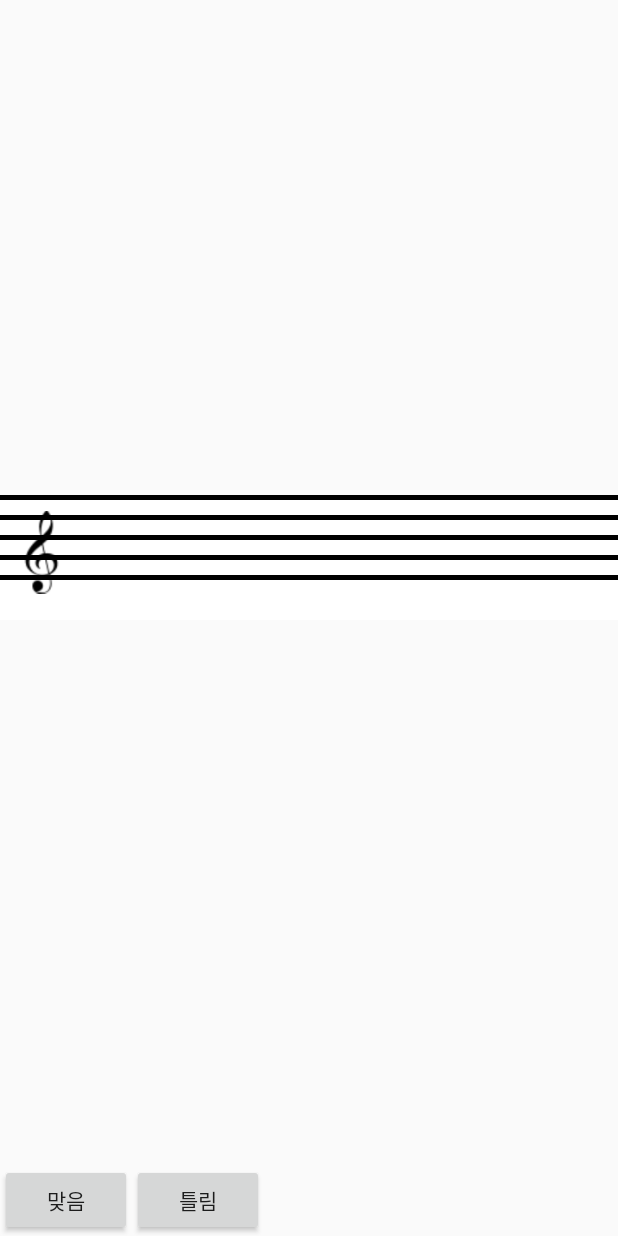
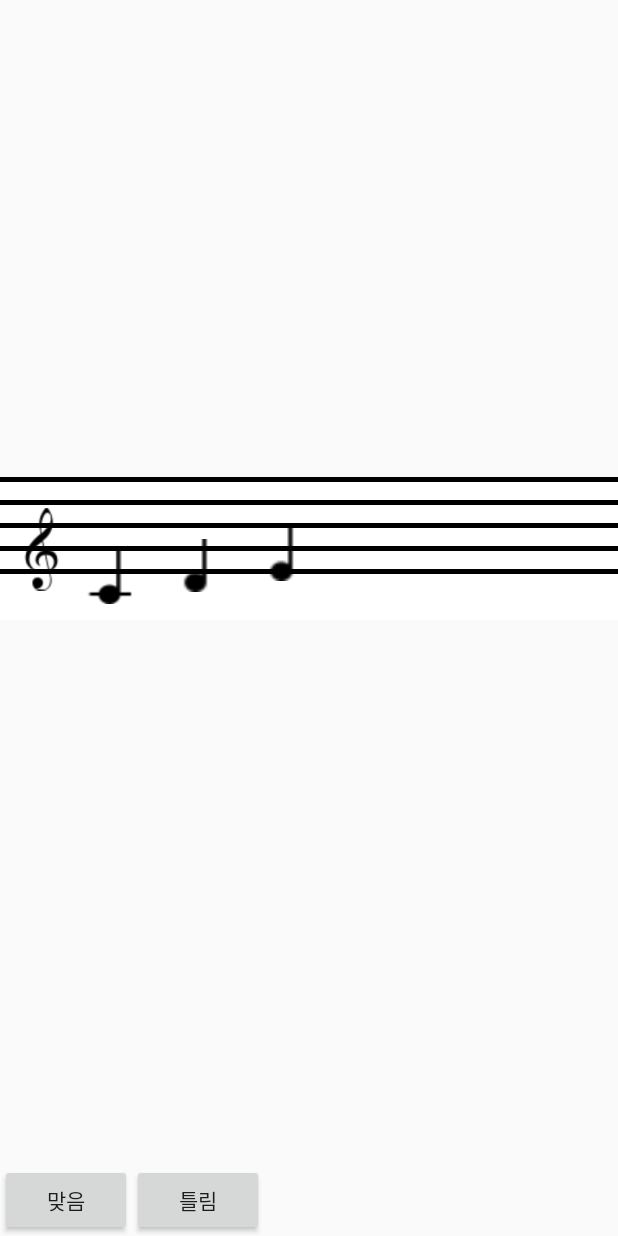
Before and after one commit to piamoTm/pianonew, an Android app: the layout activity_music_score.xml on its own in the app's theme, with its tools: preview values and no code run, on a phone screen of 412 x 824 dp. Run offline under Robolectric (Android 15) with nearby library versions, the phone set to English and light mode, and no system bars.

Commit message:
음표 위치 수정

```diff
--- a/app/src/main/res/layout/activity_music_score.xml
+++ b/app/src/main/res/layout/activity_music_score.xml
@@ -20,7 +20,7 @@
         android:id="@+id/line1"
         android:layout_above="@+id/view1"
         android:layout_width="match_parent"
-        android:layout_height="10dp"
+        android:layout_height="12dp"
         android:background="#ffff">
     </View>
 
@@ -37,7 +37,7 @@
         android:id="@+id/line2"
         android:layout_above="@+id/view2"
         android:layout_width="wrap_content"
-        android:layout_height="10dp"
+        android:layout_height="12dp"
         android:background="#ffff"
         />
 
@@ -55,7 +55,7 @@
         android:id="@+id/line3"
         android:layout_above="@+id/view3"
         android:layout_width="wrap_content"
-        android:layout_height="10dp"
+        android:layout_height="12dp"
         android:background="#ffff"
         />
 
@@ -71,7 +71,7 @@
         android:id="@+id/line4"
         android:layout_above="@+id/view4"
         android:layout_width="wrap_content"
-        android:layout_height="10dp"
+        android:layout_height="12dp"
         android:background="#ffff"
         />
 
@@ -87,7 +87,7 @@
         android:id="@+id/line5"
         android:layout_above="@+id/view5"
         android:layout_width="wrap_content"
-        android:layout_height="10dp"
+        android:layout_height="12dp"
         android:background="#ffff"
         />
 
@@ -103,7 +103,7 @@
         android:id="@+id/line6"
         android:layout_above="@+id/view6"
         android:layout_width="wrap_content"
-        android:layout_height="10dp"
+        android:layout_height="12dp"
         android:background="#ffff"
         />
 
@@ -149,7 +149,7 @@
 
 
     <ImageView
-        android:visibility="invisible"
+
         android:id="@+id/img1"
         android:layout_toRightOf="@+id/img0"
         android:layout_above="@+id/view1"
@@ -161,7 +161,7 @@
 
 
     <ImageView
-        android:visibility="invisible"
+
         android:id="@+id/img2"
         android:layout_toRightOf="@+id/img1"
         android:layout_above="@+id/view2"
@@ -171,7 +171,7 @@
         android:src="@drawable/music_icon" />
 
     <ImageView
-        android:visibility="invisible"
+
         android:layout_marginBottom="7dp"
         android:id="@+id/img3"
         android:layout_toRightOf="@+id/img2"
```
